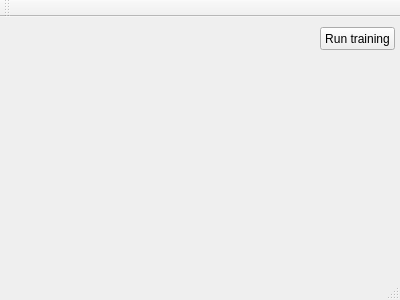
This is res/layout/mainwindow.ui in oxycoon/Thesis-NeuralNetwork as Qt 5 draws it before an edit. The edited form follows.
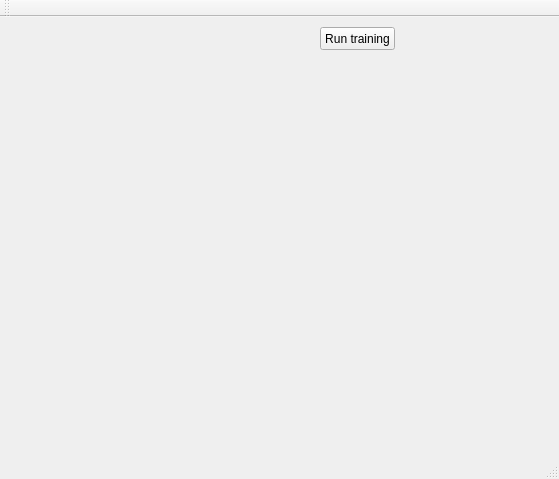
This is the edited form.

Patch:
```diff
--- a/res/layout/mainwindow.ui
+++ b/res/layout/mainwindow.ui
@@ -6,8 +6,8 @@
    <rect>
     <x>0</x>
     <y>0</y>
-    <width>400</width>
-    <height>300</height>
+    <width>559</width>
+    <height>479</height>
    </rect>
   </property>
   <property name="windowTitle">
```
Left out of the diff: 2 changed lines with no effect on the pictures.
